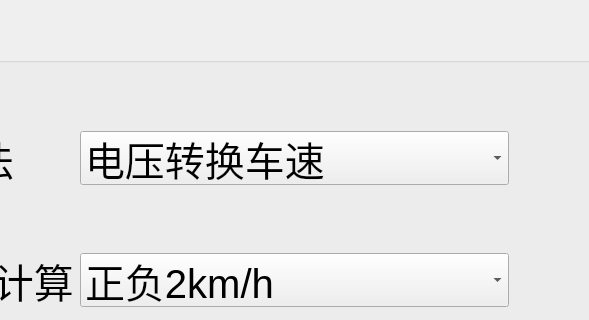
The window that settingwidget/settingwidgetpedalrobotgetspeed.ui (TimYun95/ShiftChangingRobotUpperEnd) describes before a commit, drawn with Qt 5; both pictures show x 229 to 818 and y 0 to 320 of the 1277 by 642 pixel window.
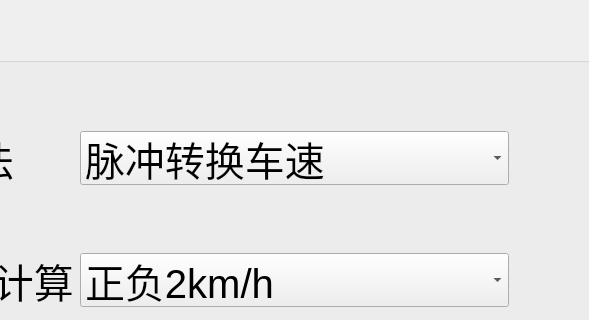
The same window after the commit.

The edit to the form file:
```diff
--- a/settingwidget/settingwidgetpedalrobotgetspeed.ui
+++ b/settingwidget/settingwidgetpedalrobotgetspeed.ui
@@ -112,11 +112,6 @@
              <pointsize>30</pointsize>
             </font>
            </property>
-           <item>
-            <property name="text">
-             <string>电压转换车速</string>
-            </property>
-           </item>
            <item>
             <property name="text">
              <string>脉冲转换车速</string>
```
